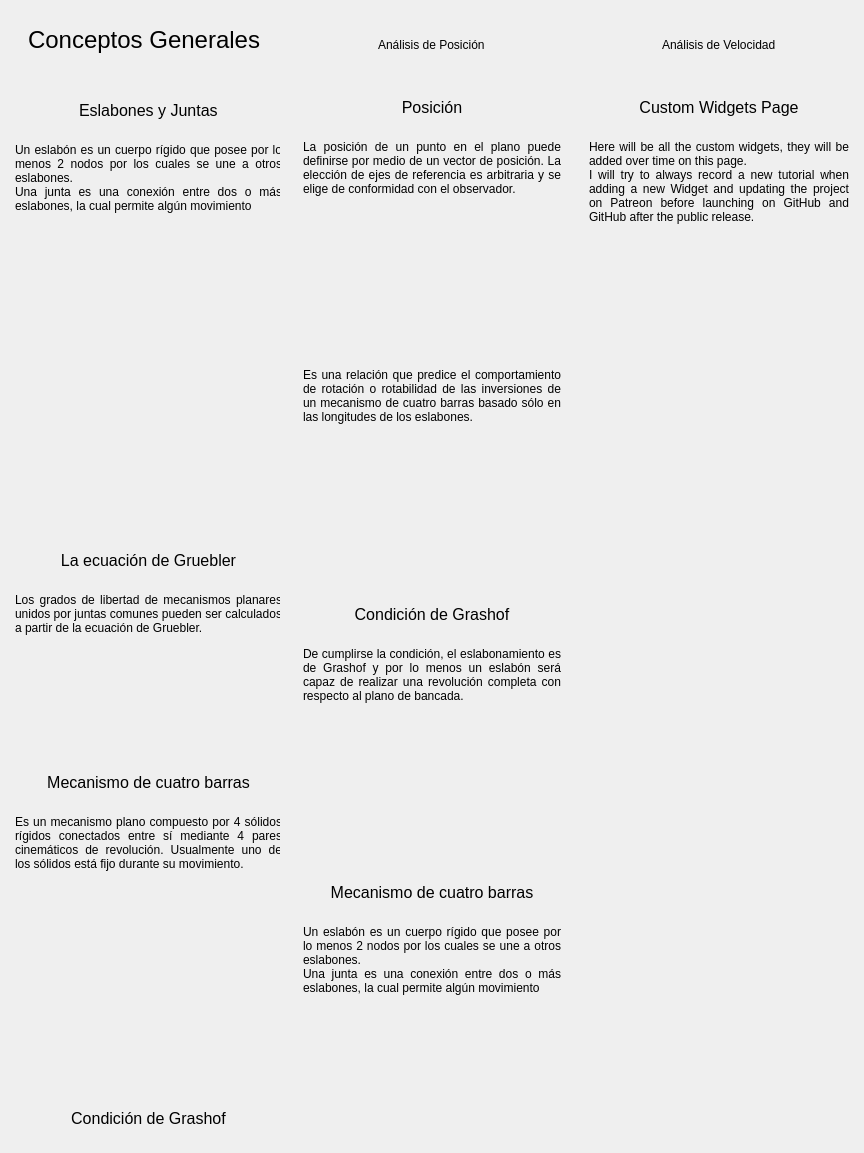
Before: the Qt Designer form src/interfaces/pages/main_pages.ui in William-HUAMAN/Interfaz_TMM, drawn with Qt 5.
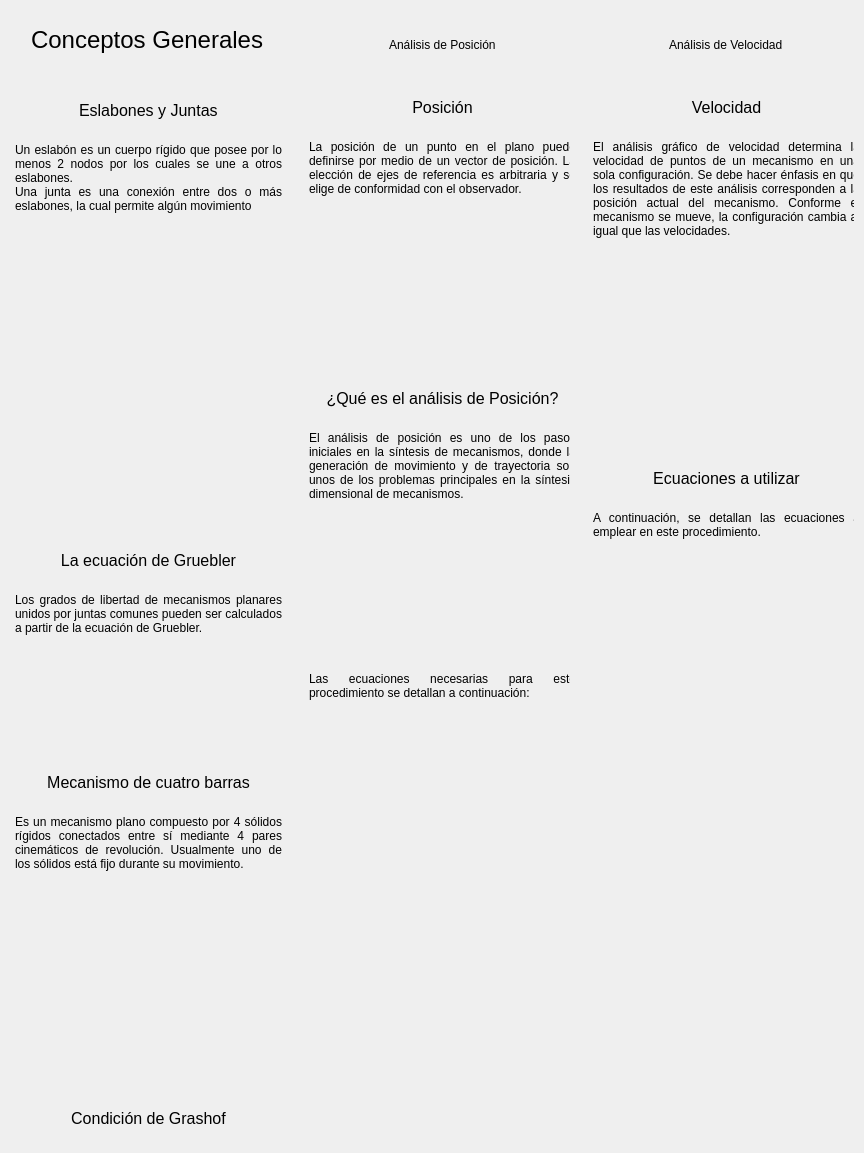
After: the same form once the commit is applied. The open tabs and pages were chosen to show the change. Icons and pictures are not drawn.

```diff
--- a/src/interfaces/pages/main_pages.ui
+++ b/src/interfaces/pages/main_pages.ui
@@ -32,7 +32,7 @@
    <item>
     <widget class="QStackedWidget" name="pages">
      <property name="currentIndex">
-      <number>2</number>
+      <number>1</number>
      </property>
      <widget class="QWidget" name="page_1">
       <property name="styleSheet">
@@ -668,8 +668,8 @@
              <rect>
               <x>0</x>
               <y>0</y>
-              <width>217</width>
-              <height>616</height>
+              <width>277</width>
+              <height>1131</height>
              </rect>
             </property>
             <property name="styleSheet">
@@ -756,19 +756,6 @@
                </property>
               </widget>
              </item>
-             <item>
-              <widget class="QLabel" name="description_grashof_2">
-               <property name="text">
-                <string>Es una relación que predice el comportamiento de rotación o rotabilidad de las inversiones de un mecanismo de cuatro barras basado sólo en las longitudes de los eslabones.</string>
-               </property>
-               <property name="alignment">
-                <set>Qt::AlignJustify|Qt::AlignTop</set>
-               </property>
-               <property name="wordWrap">
-                <bool>true</bool>
-               </property>
-              </widget>
-             </item>
              <item>
               <widget class="QLabel" name="t_grashof_2">
                <property name="minimumSize">
@@ -792,17 +779,30 @@
                 <string notr="true">font-size: 12pt</string>
                </property>
                <property name="text">
-                <string>Condición de Grashof</string>
+                <string>¿Qué es el análisis de Posición?</string>
                </property>
                <property name="alignment">
                 <set>Qt::AlignCenter</set>
                </property>
               </widget>
              </item>
+             <item>
+              <widget class="QLabel" name="description_grashof_2">
+               <property name="text">
+                <string>El análisis de posición es uno de los pasos iniciales en la síntesis de mecanismos, donde la generación de movimiento y de trayectoria son unos de los problemas principales en la síntesis dimensional de mecanismos.</string>
+               </property>
+               <property name="alignment">
+                <set>Qt::AlignJustify|Qt::AlignTop</set>
+               </property>
+               <property name="wordWrap">
+                <bool>true</bool>
+               </property>
+              </widget>
+             </item>
              <item>
               <widget class="QLabel" name="description_label_3">
                <property name="text">
-                <string>De cumplirse la condición, el eslabonamiento es de Grashof y por lo menos un eslabón será capaz de realizar una revolución completa con respecto al plano de bancada.</string>
+                <string>Las ecuaciones necesarias para este procedimiento se detallan a continuación:</string>
                </property>
                <property name="alignment">
                 <set>Qt::AlignJustify|Qt::AlignTop</set>
@@ -813,47 +813,20 @@
               </widget>
              </item>
              <item>
-              <widget class="QLabel" name="t_4bar_2">
+              <widget class="QWidget" name="widget_2" native="true">
                <property name="minimumSize">
                 <size>
-                 <width>0</width>
-                 <height>35</height>
+                 <width>267</width>
+                 <height>0</height>
                 </size>
                </property>
                <property name="maximumSize">
                 <size>
-                 <width>16777215</width>
-                 <height>35</height>
+                 <width>267</width>
+                 <height>16777215</height>
                 </size>
                </property>
-               <property name="font">
-                <font>
-                 <pointsize>12</pointsize>
-                </font>
-               </property>
-               <property name="styleSheet">
-                <string notr="true">font-size: 12pt</string>
-               </property>
-               <property name="text">
-                <string>Mecanismo de cuatro barras</string>
-               </property>
-               <property name="alignment">
-                <set>Qt::AlignCenter</set>
-               </property>
-              </widget>
-             </item>
-             <item>
-              <widget class="QLabel" name="description_eslabon_2">
-               <property name="text">
-                <string>Un eslabón es un cuerpo rígido que posee por lo menos 2 nodos por los cuales se une a otros eslabones.
-Una junta es una conexión entre dos o más eslabones, la cual permite algún movimiento</string>
-               </property>
-               <property name="alignment">
-                <set>Qt::AlignJustify|Qt::AlignTop</set>
-               </property>
-               <property name="wordWrap">
-                <bool>true</bool>
-               </property>
+               <layout class="QVBoxLayout" name="Ec_pos_layout"/>
               </widget>
              </item>
             </layout>
@@ -886,8 +859,8 @@
              <rect>
               <x>0</x>
               <y>0</y>
-              <width>233</width>
-              <height>625</height>
+              <width>277</width>
+              <height>1131</height>
              </rect>
             </property>
             <property name="styleSheet">
@@ -954,7 +927,7 @@
                 <string notr="true">font-size: 12pt</string>
                </property>
                <property name="text">
-                <string>Custom Widgets Page</string>
+                <string>Velocidad</string>
                </property>
                <property name="alignment">
                 <set>Qt::AlignCenter</set>
@@ -964,8 +937,7 @@
              <item>
               <widget class="QLabel" name="description_label_4">
                <property name="text">
-                <string>Here will be all the custom widgets, they will be added over time on this page.
-I will try to always record a new tutorial when adding a new Widget and updating the project on Patreon before launching on GitHub and GitHub after the public release.</string>
+                <string>El análisis gráfico de velocidad determina la velocidad de puntos de un mecanismo en una sola configuración. Se debe hacer énfasis en que los resultados de este análisis corresponden a la posición actual del mecanismo. Conforme el mecanismo se mueve, la configuración cambia al igual que las velocidades.</string>
                </property>
                <property name="alignment">
                 <set>Qt::AlignJustify|Qt::AlignTop</set>
@@ -975,89 +947,65 @@
                </property>
               </widget>
              </item>
-             <item alignment="Qt::AlignHCenter">
-              <widget class="QFrame" name="frame">
-               <property name="minimumSize">
-                <size>
-                 <width>190</width>
-                 <height>140</height>
-                </size>
-               </property>
-               <property name="maximumSize">
-                <size>
-                 <width>190</width>
-                 <height>140</height>
-                </size>
-               </property>
-               <property name="frameShape">
-                <enum>QFrame::StyledPanel</enum>
-               </property>
-               <property name="frameShadow">
-                <enum>QFrame::Raised</enum>
-               </property>
-               <widget class="QWidget" name="layoutWidget">
-                <property name="geometry">
-                 <rect>
-                  <x>10</x>
-                  <y>10</y>
-                  <width>171</width>
-                  <height>121</height>
-                 </rect>
-                </property>
-                <layout class="QVBoxLayout" name="prueba_layout"/>
-               </widget>
-              </widget>
-             </item>
              <item>
-              <layout class="QHBoxLayout" name="row_1_layout_4"/>
-             </item>
-             <item>
-              <widget class="QLabel" name="img_grashof">
+              <widget class="QLabel" name="t_4bar_2">
                <property name="minimumSize">
                 <size>
-                 <width>190</width>
-                 <height>140</height>
+                 <width>0</width>
+                 <height>35</height>
                 </size>
                </property>
                <property name="maximumSize">
                 <size>
-                 <width>190</width>
-                 <height>140</height>
+                 <width>16777215</width>
+                 <height>35</height>
                 </size>
                </property>
                <property name="font">
                 <font>
-                 <pointsize>16</pointsize>
+                 <pointsize>12</pointsize>
                 </font>
                </property>
                <property name="styleSheet">
-                <string notr="true">font-size: 16pt</string>
+                <string notr="true">font-size: 12pt</string>
                </property>
                <property name="text">
-                <string/>
-               </property>
-               <property name="pixmap">
-                <pixmap>C:/Users/Usuario/Downloads/tmm_images/grashof.jpg</pixmap>
-               </property>
-               <property name="scaledContents">
-                <bool>true</bool>
+                <string>Ecuaciones a utilizar</string>
                </property>
                <property name="alignment">
                 <set>Qt::AlignCenter</set>
                </property>
-               <property name="openExternalLinks">
-                <bool>false</bool>
-               </property>
               </widget>
              </item>
              <item>
-              <layout class="QHBoxLayout" name="row_2_layout_4"/>
+              <widget class="QLabel" name="description_eslabon_2">
+               <property name="text">
+                <string>A continuación, se detallan las ecuaciones a emplear en este procedimiento.</string>
+               </property>
+               <property name="alignment">
+                <set>Qt::AlignJustify|Qt::AlignTop</set>
+               </property>
+               <property name="wordWrap">
+                <bool>true</bool>
+               </property>
+              </widget>
              </item>
              <item>
-              <layout class="QVBoxLayout" name="row_4_layout_4"/>
-             </item>
-             <item>
-              <layout class="QVBoxLayout" name="row_5_layout_4"/>
+              <widget class="QWidget" name="widget_3" native="true">
+               <property name="minimumSize">
+                <size>
+                 <width>267</width>
+                 <height>0</height>
+                </size>
+               </property>
+               <property name="maximumSize">
+                <size>
+                 <width>267</width>
+                 <height>16777215</height>
+                </size>
+               </property>
+               <layout class="QVBoxLayout" name="Ec_vel_layout"/>
+              </widget>
              </item>
             </layout>
            </widget>
```
